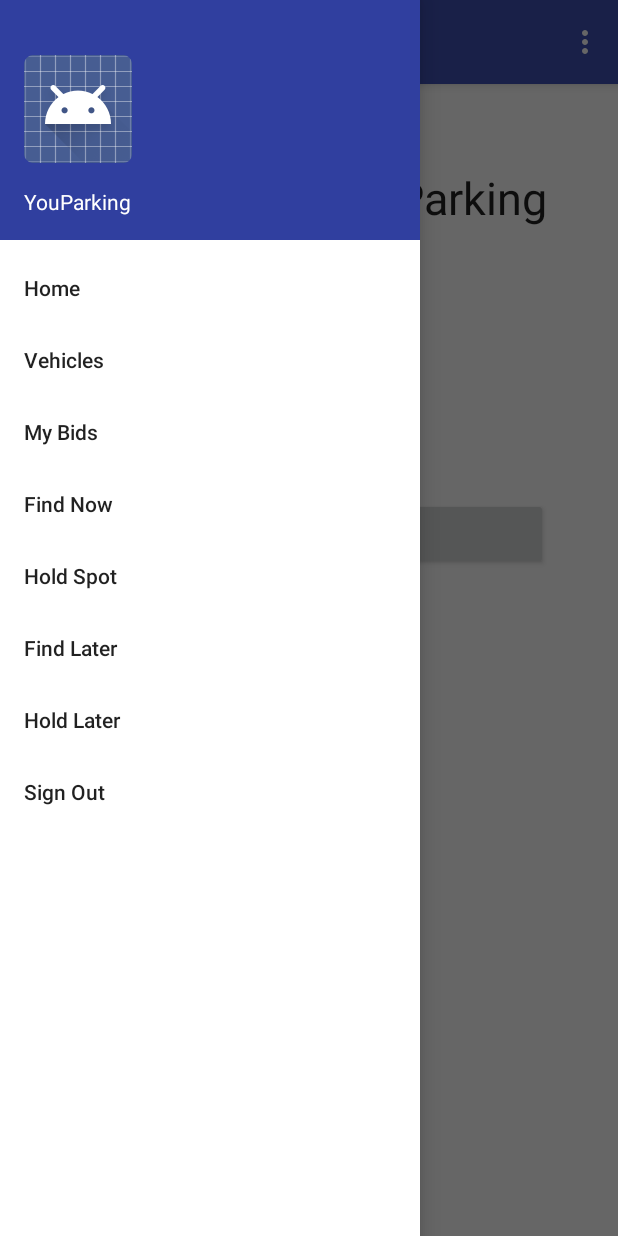
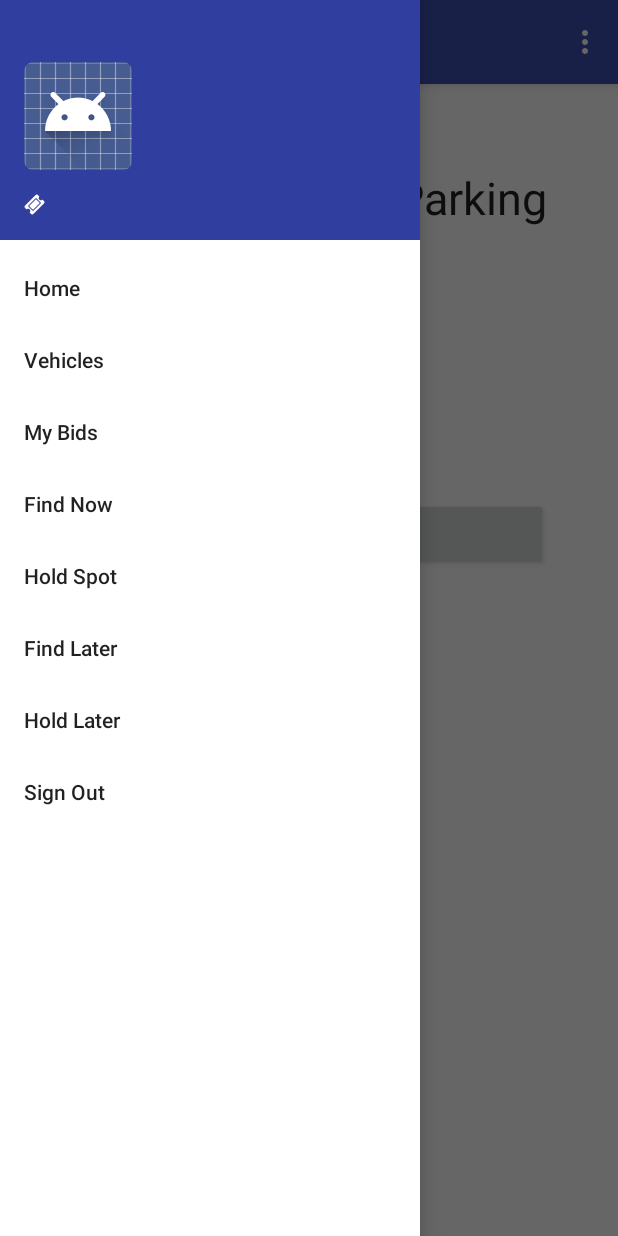
Before and after one commit to YouParking1/YouParkingApp, an Android app: the MainActivity screen opened directly, with no data from a screen before it, with the side drawer open, on a phone screen of 412 x 824 dp. Run offline under Robolectric (Android 15) with nearby library versions, the phone set to English and light mode, and no system bars.

Commit message:
Fixed fontawesome.
Ticket icon now appears in nav header.

```diff
--- a/YouParking1/app/build.gradle
+++ b/YouParking1/app/build.gradle
@@ -17,6 +17,7 @@
             proguardFiles getDefaultProguardFile('proguard-android.txt'), 'proguard-rules.pro'
         }
     }
+    sourceSets { main { assets.srcDirs = ['src/main/assets', 'src/main/assets/'] } }
 }
 
 dependencies {
--- a/YouParking1/app/src/main/java/clink/youparking/MainActivity.java
+++ b/YouParking1/app/src/main/java/clink/youparking/MainActivity.java
@@ -1,5 +1,6 @@
 package clink.youparking;
 
+import android.graphics.Typeface;
 import android.net.Uri;
 import android.os.Bundle;
 import android.support.v4.app.Fragment;
@@ -10,8 +11,11 @@
 import android.support.v7.app.ActionBarDrawerToggle;
 import android.support.v7.app.AppCompatActivity;
 import android.support.v7.widget.Toolbar;
+import android.view.LayoutInflater;
 import android.view.Menu;
 import android.view.MenuItem;
+import android.view.View;
+import android.widget.TextView;
 
 public class MainActivity extends AppCompatActivity
         implements NavigationView.OnNavigationItemSelectedListener, HomeFragment.OnFragmentInteractionListener, VehiclesFragment.OnFragmentInteractionListener,
@@ -48,6 +52,12 @@
 
         NavigationView navigationView = (NavigationView) findViewById(R.id.nav_view);
         navigationView.setNavigationItemSelectedListener(this);
+
+        //This bit of code is for setting ticket icon in nav header.
+        View hView = navigationView.getHeaderView(0);
+        Typeface font = Typeface.createFromAsset(getAssets(), "fonts/fontawesome-webfont.ttf");
+        TextView text = (TextView) hView.findViewById(R.id.inMenu);
+        text.setTypeface(font);
     }
 
     @Override
--- a/YouParking1/app/src/main/res/layout/fragment_find_now.xml
+++ b/YouParking1/app/src/main/res/layout/fragment_find_now.xml
@@ -6,6 +6,7 @@
 
     <!-- TODO: Update blank fragment layout -->
     <TextView
+        android:id="@+id/text1"
         android:layout_width="match_parent"
         android:layout_height="match_parent"
         android:text="Find Now" />
--- a/YouParking1/app/src/main/res/layout/nav_header_main.xml
+++ b/YouParking1/app/src/main/res/layout/nav_header_main.xml
@@ -1,5 +1,6 @@
 <?xml version="1.0" encoding="utf-8"?>
 <LinearLayout xmlns:android="http://schemas.android.com/apk/res/android"
+    android:id="@+id/headerNav"
     android:layout_width="match_parent"
     android:layout_height="@dimen/nav_header_height"
     android:background="@drawable/side_nav_bar"
@@ -19,10 +20,11 @@
         android:src="@android:drawable/sym_def_app_icon" />
 
     <TextView
+        android:id="@+id/inMenu"
         android:layout_width="match_parent"
         android:layout_height="wrap_content"
         android:paddingTop="@dimen/nav_header_vertical_spacing"
-        android:text="YouParking"
+        android:text="@string/icon_ticket"
         android:textAppearance="@style/TextAppearance.AppCompat.Body1" />
 
 </LinearLayout>
```
Also changed, not shown: YouParking1/app/src/main/assets/fonts/fontawesome-webfont.ttf (added).
